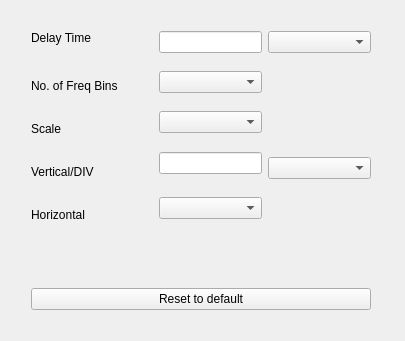
First picture: the form in Oscilloscope/fftsetup.ui, repository jiwon8578/Oscilloscope, before the edit.
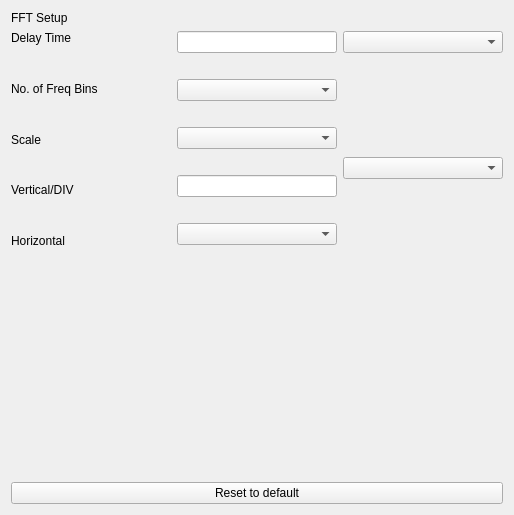
Second picture: the form after the edit.

Commit message: ui 약간수정했어..

The edit to the form file:
```diff
--- a/Oscilloscope/fftsetup.ui
+++ b/Oscilloscope/fftsetup.ui
@@ -6,8 +6,8 @@
    <rect>
     <x>0</x>
     <y>0</y>
-    <width>405</width>
-    <height>341</height>
+    <width>514</width>
+    <height>515</height>
    </rect>
   </property>
   <property name="windowTitle">
@@ -19,15 +19,17 @@
   <property name="styleSheet">
    <string notr="true"/>
   </property>
-  <widget class="QWidget" name="layoutWidget">
-   <property name="geometry">
-    <rect>
-     <x>20</x>
-     <y>20</y>
-     <width>362</width>
-     <height>301</height>
-    </rect>
-   </property>
+  <layout class="QGridLayout" name="gridLayout_2">
+   <item row="0" column="0">
+    <layout class="QVBoxLayout" name="verticalLayout_5">
+     <item>
+      <widget class="QLabel" name="fftSetupLabel">
+       <property name="text">
+        <string>FFT Setup</string>
+       </property>
+      </widget>
+     </item>
+     <item>
    <layout class="QGridLayout" name="gridLayout">
     <item row="1" column="0" colspan="3">
      <layout class="QVBoxLayout" name="verticalLayout_4">
@@ -304,7 +306,10 @@
      </layout>
     </item>
    </layout>
-  </widget>
+     </item>
+    </layout>
+   </item>
+  </layout>
  </widget>
  <layoutdefault spacing="6" margin="11"/>
  <resources/>
```
Lines whose indentation alone changed are shown as unchanged. The commit also changes 4 other files.
